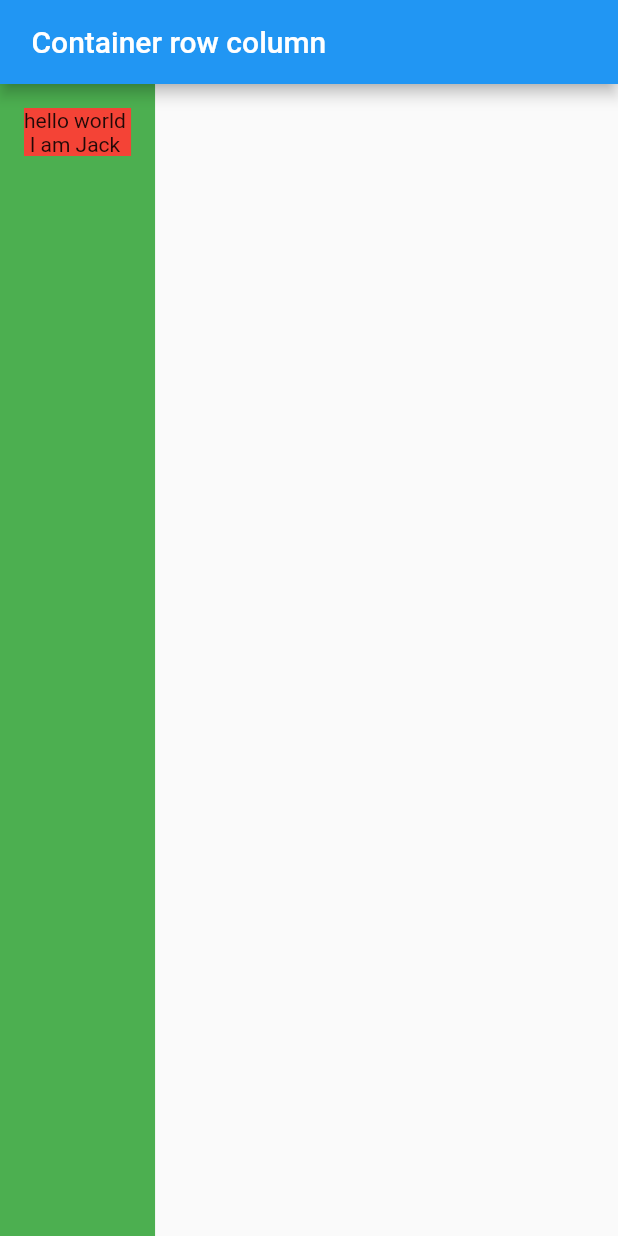
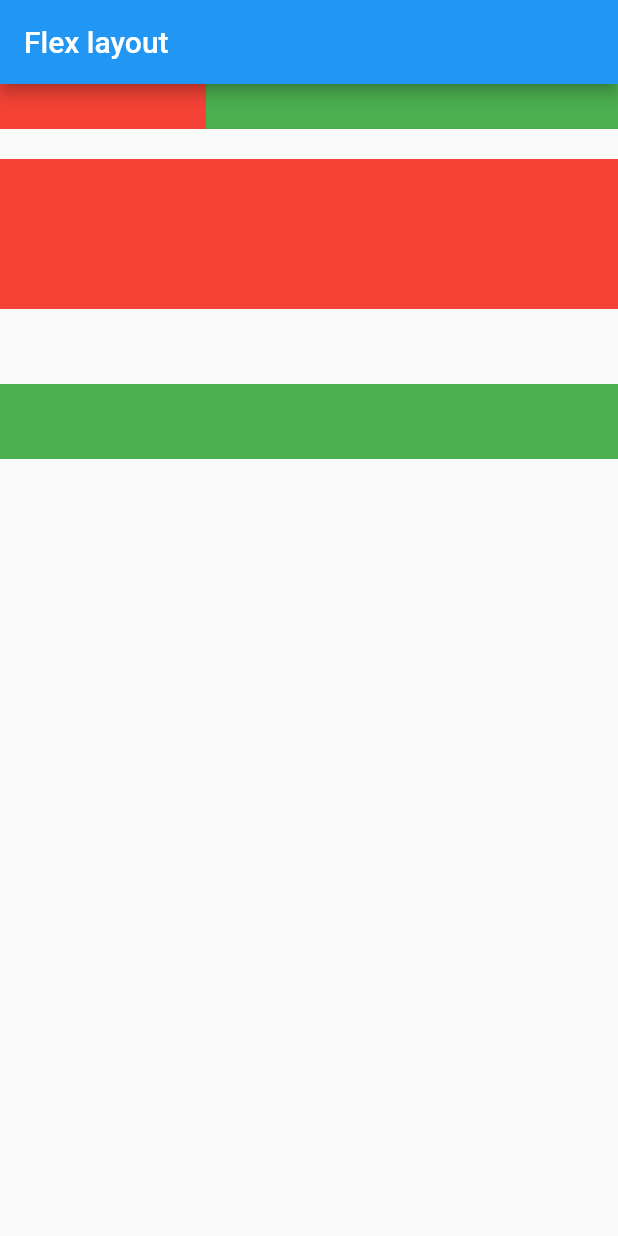
Before and after one commit to dashingqi/DQFlutter, a Flutter app: the screen it shows after launch, on a phone screen of 412 x 824 dp. Run offline on Flutter 3.47's test engine with Material 2 defaults, Android fonts, the phone set to English and light mode, and no system bars.

Commit message:
【DQFlutter】【update flex expanded】

```diff
--- /dev/null
+++ b/lib/layout/flex.dart
@@ -0,0 +1,74 @@
+import 'package:flutter/material.dart';
+
+/// Flex组件可以沿着水平和垂直方向排列的子组件
+/// Row和Column都是继承Flex
+class FlexWidget extends StatefulWidget {
+  const FlexWidget({super.key});
+
+  @override
+  State<StatefulWidget> createState() {
+    return _FlexWidgetState();
+  }
+}
+
+/// Expanded 只能作为 Flex 的孩子
+class _FlexWidgetState extends State<FlexWidget> {
+  @override
+  Widget build(BuildContext context) {
+    return Scaffold(
+      appBar: AppBar(
+        title: const Text("Flex layout"),
+      ),
+      body: Center(
+        child: Column(
+          children: [
+            Flex(
+              direction: Axis.horizontal,
+              children: <Widget>[
+                Expanded(
+                  flex: 1,
+                  child: Container(
+                    height: 30.0,
+                    color: Colors.red,
+                  ),
+                ),
+                Expanded(
+                    flex: 2,
+                    child: Container(
+                      height: 30.0,
+                      color: Colors.green,
+                    ))
+              ],
+            ),
+            Padding(
+              padding: const EdgeInsets.only(top: 20.0),
+              child: SizedBox(
+                height: 200.0,
+                child: Flex(
+                  direction: Axis.vertical,
+                  children: [
+                    Expanded(
+                        flex: 2,
+                        child: Container(
+                          height: 30.0,
+                          color: Colors.red,
+                        )),
+                    const Spacer(
+                      flex: 1,
+                    ),
+                    Expanded(
+                        flex: 1,
+                        child: Container(
+                          height: 30.0,
+                          color: Colors.green,
+                        ))
+                  ],
+                ),
+              ),
+            )
+          ],
+        ),
+      ),
+    );
+  }
+}
--- a/lib/main.dart
+++ b/lib/main.dart
@@ -7,6 +7,7 @@ import 'package:dq_flutter/widget/switchCheckbox.dart';
 import 'package:dq_flutter/widget/textfield.dart';
 import 'package:flutter/material.dart';
 
+import 'layout/flex.dart';
 import 'layout/rowcolumn.dart';
 
 void main() {
@@ -23,7 +24,7 @@ class MyApp extends StatelessWidget {
       theme: ThemeData(
         primarySwatch: Colors.blue,
       ),
-      home: const RowColumnWidget(),
+      home: const FlexWidget(),
     );
   }
 }
```
